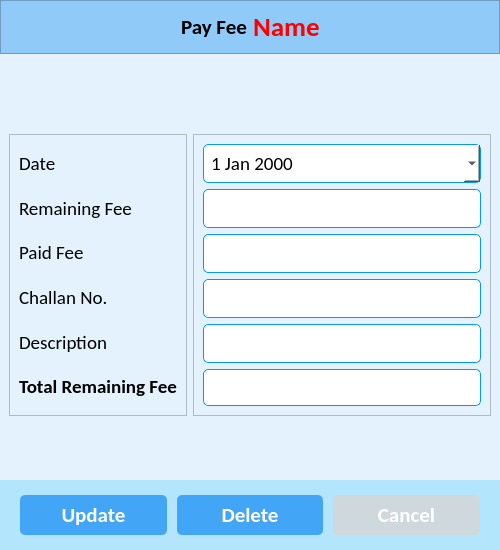
CodeWithEhtisham/School-Software, file ui/update_fees.ui: the form before one commit.
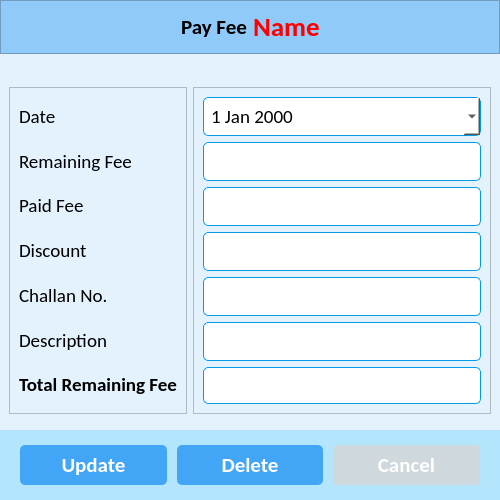
The form after the commit. Icons and pictures are not drawn.

```diff
--- a/ui/update_fees.ui
+++ b/ui/update_fees.ui
@@ -7,13 +7,13 @@
     <x>0</x>
     <y>0</y>
     <width>500</width>
-    <height>550</height>
+    <height>500</height>
    </rect>
   </property>
   <property name="minimumSize">
    <size>
     <width>500</width>
-    <height>550</height>
+    <height>500</height>
    </size>
   </property>
   <property name="windowTitle">
@@ -200,6 +200,19 @@
             </property>
            </widget>
           </item>
+          <item>
+           <widget class="QLabel" name="label_3">
+            <property name="font">
+             <font>
+              <family>Calibri</family>
+              <pointsize>14</pointsize>
+             </font>
+            </property>
+            <property name="text">
+             <string>Discount</string>
+            </property>
+           </widget>
+          </item>
           <item>
            <widget class="QLabel" name="label_15">
             <property name="font">
@@ -289,6 +302,16 @@
             </property>
            </widget>
           </item>
+          <item>
+           <widget class="QLineEdit" name="txt_discount">
+            <property name="font">
+             <font>
+              <family>Calibri</family>
+              <pointsize>14</pointsize>
+             </font>
+            </property>
+           </widget>
+          </item>
           <item>
            <widget class="QLineEdit" name="txt_challan_no">
             <property name="font">
@@ -319,7 +342,7 @@
              </font>
             </property>
             <property name="readOnly">
-             <bool>false</bool>
+             <bool>true</bool>
             </property>
            </widget>
           </item>
```
Left out of the diff: 66 changed lines with no effect on the pictures.
